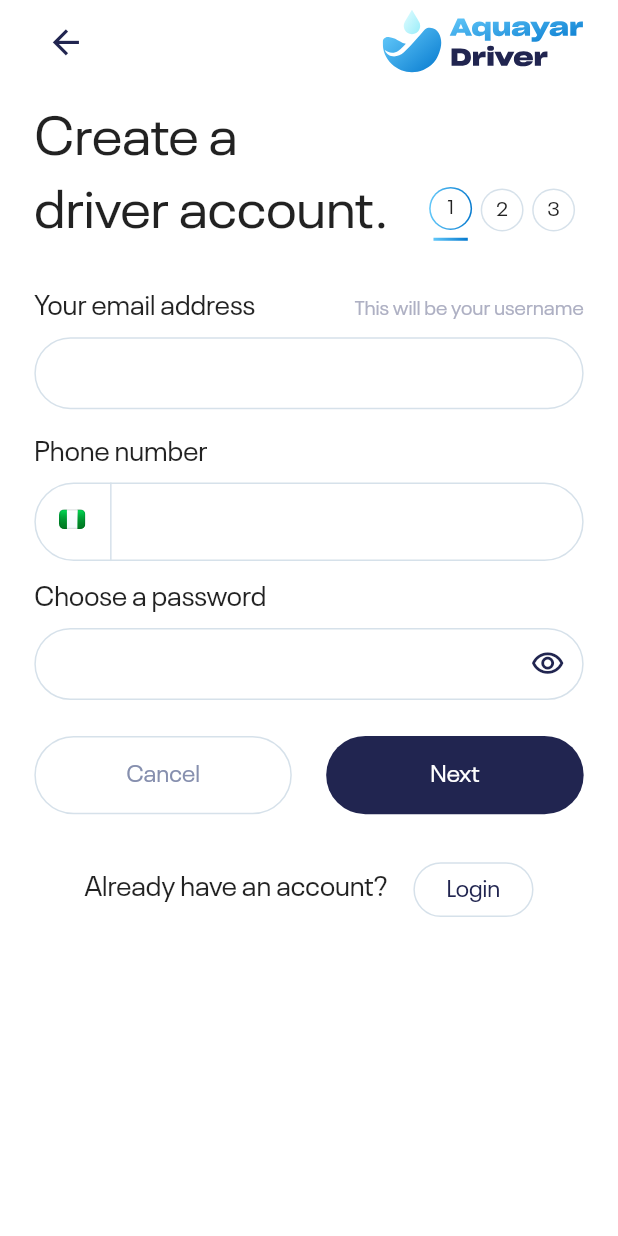
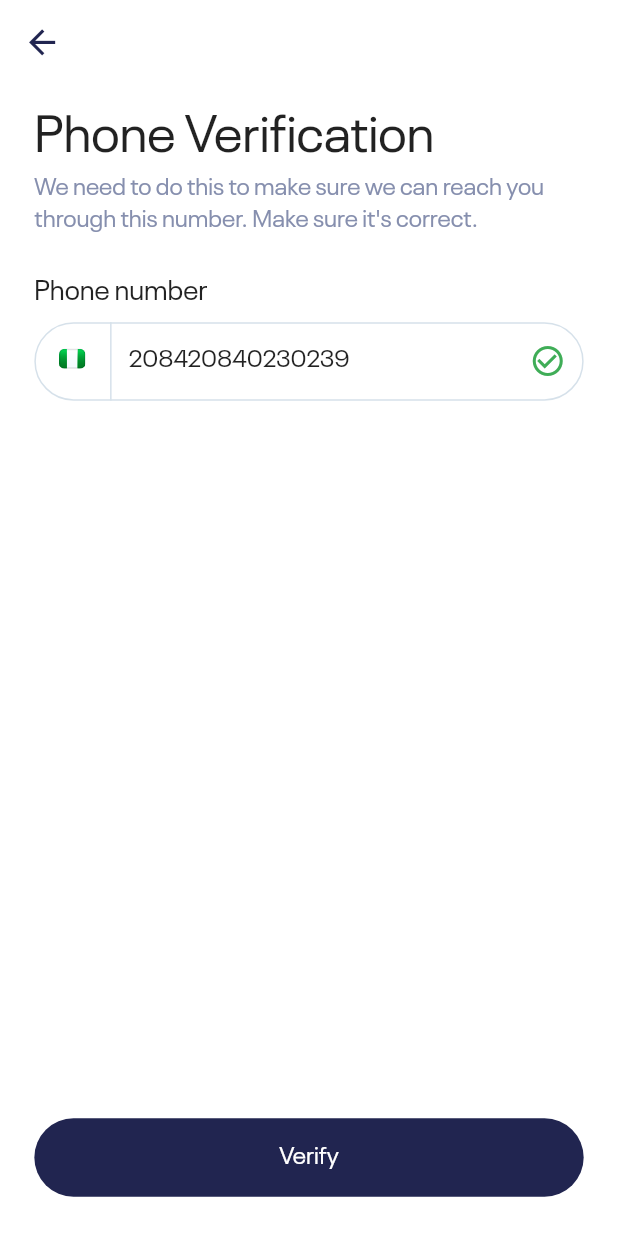
Before and after one commit to AchizuePriscilla/aquayar-driver, a Flutter app: the screen it shows after launch, after a tap on "Sign up as Driver", after a tap on "Next", on a phone screen of 412 x 824 dp. Run offline on Flutter 3.47's test engine with Material 2 defaults, Android fonts, the phone set to English and light mode, and no system bars; our stand-ins replace flutter_screenutil, flutter_secure_storage, flutter_svg, get_it, mask_text_input_formatter, pin_code_fields and 1 more.

Commit message:
Feat: Phone verification view UI

```diff
--- a/lib/shared/custom_app_bar.dart
+++ b/lib/shared/custom_app_bar.dart
@@ -19,9 +19,7 @@ class CustomAppBar extends AppBar {
       : super(
           key: key,
           leading: implyLeading
-              ? Padding(
-                  padding: EdgeInsets.symmetric(horizontal: 20.w),
-                  child: IconButton(
+              ? IconButton(
                   onPressed: () {
                     Navigator.pop(context);
                   },
@@ -29,7 +27,6 @@ class CustomAppBar extends AppBar {
                     Icons.arrow_back,
                     size: 20.h,
                     color: Palette.aquayarBlack,
-                    ),
                   ),
                 )
               : null,
--- a/lib/shared/custom_text_field.dart
+++ b/lib/shared/custom_text_field.dart
@@ -58,7 +58,9 @@ class CustomTextField extends StatelessWidget {
         if (_label.isNotEmpty) ...{
           Text(
             _label,
-            style: TextStyle(fontSize: 16.sp),
+            style: TextStyle(
+              fontSize: 16.sp,
+            ),
           ),
           const CustomSpacer(
             flex: 1,
--- /dev/null
+++ b/lib/shared/flag_prefix_icon.dart
@@ -0,0 +1,34 @@
+import 'package:aquayar_driver/shared/shared.dart';
+import 'package:flutter/material.dart';
+import 'package:flutter_svg/flutter_svg.dart';
+
+class FlagPrefixIcon extends StatelessWidget {
+  const FlagPrefixIcon({
+    super.key,
+  });
+
+  @override
+  Widget build(BuildContext context) {
+    return Container(
+      width: 45.w,
+      margin: EdgeInsets.only(right: 10.w),
+      child: Row(
+        children: [
+          const Spacer(),
+          SvgPicture.asset(
+            "assets/svgs/flag.svg",
+            height: 15.h,
+            width: 20.w,
+            fit: BoxFit.scaleDown,
+          ),
+          const Spacer(),
+          Container(
+            height: 40.h,
+            width: 1,
+            color: Palette.lightGrey,
+          ),
+        ],
+      ),
+    );
+  }
+}
--- a/lib/shared/palette.dart
+++ b/lib/shared/palette.dart
@@ -8,4 +8,5 @@ class Palette {
   static const grey2 = Color(0xffAEB0C3);
   static const firstGradientBlue = Color(0xff61C7F9);
   static const secondGradientBlue = Color(0xff0579CE);
+  static const green = Color(0xff3FAD57);
 }
--- a/lib/shared/shared.dart
+++ b/lib/shared/shared.dart
@@ -7,3 +7,5 @@ export 'button.dart';
 export 'custom_app_bar.dart';
 export 'custom_text_field.dart';
 export 'password_visibility_icon.dart';
+export 'pin_code_fields.dart';
+export 'flag_prefix_icon.dart';
--- a/lib/utils/providers.dart
+++ b/lib/utils/providers.dart
@@ -1,4 +1,5 @@
 import 'package:aquayar_driver/views/onboarding/onboarding_viewmodel.dart';
+import 'package:aquayar_driver/views/sign_up/sign_up_viewmodel.dart';
 import 'package:provider/provider.dart';
 import 'package:provider/single_child_widget.dart';
 
@@ -8,6 +9,7 @@ class AppProvider {
   //as the app will use MultiProvider
   static final providers = <SingleChildWidget>[
     ChangeNotifierProvider(create: (_) => OnboardingVM()),
-    ChangeNotifierProvider(create: (_) => SplashScreenVM())
+    ChangeNotifierProvider(create: (_) => SplashScreenVM()),
+    ChangeNotifierProvider(create: (_) => SignUpVM())
   ];
 }
--- a/lib/utils/route_generator.dart
+++ b/lib/utils/route_generator.dart
@@ -14,6 +14,8 @@ class RouteGenerator {
         return _getPageRoute(const OnboardingView());
        case signUpViewRoute:
         return _getPageRoute(const SignUpView());
+       case phoneVerificationViewRoute:
+        return _getPageRoute(const PhoneVerificationView());
 
 
       default:
--- /dev/null
+++ b/lib/utils/text_styles.dart
@@ -0,0 +1,49 @@
+import 'package:aquayar_driver/shared/shared.dart';
+import 'package:flutter/material.dart';
+import 'package:flutter_screenutil/flutter_screenutil.dart';
+
+class AquayarTextStyles {
+  static TextStyle h1 = TextStyle(
+    fontWeight: FontWeight.w400,
+    fontSize: 30.sp,
+  );
+
+  static TextStyle h4 = TextStyle(
+    fontWeight: FontWeight.w700,
+    fontSize: 24.sp,
+  );
+  static TextStyle h5 = TextStyle(
+    fontWeight: FontWeight.w700,
+    fontSize: 20.sp,
+  );
+  static TextStyle h6 = TextStyle(
+    fontWeight: FontWeight.w500,
+    fontSize: 16.sp,
+  );
+  static TextStyle body = TextStyle(
+    fontWeight: FontWeight.w500,
+    fontSize: 12.sp,
+  );
+  static TextStyle body1 = TextStyle(
+    fontWeight: FontWeight.w400,
+    fontSize: 14.sp,
+  );
+  static TextStyle body2 = TextStyle(
+    fontWeight: FontWeight.w500,
+    fontSize: 16.sp,
+  );
+  static TextStyle subtitle = TextStyle(
+    fontWeight: FontWeight.w400,
+    fontSize: 10.sp,
+  );
+  static TextStyle subtitle1 = TextStyle(
+    fontWeight: FontWeight.w400,
+    fontSize: 12.sp,
+  );
+  static TextStyle caption = TextStyle(
+    fontWeight: FontWeight.w400,
+    fontSize: 8.sp,
+  );
+  static TextStyle greyBody = TextStyle(
+      fontWeight: FontWeight.w400, fontSize: 14.sp, color: Palette.aquayarGrey);
+}
--- /dev/null
+++ b/lib/views/sign_up/phone_verification_view.dart
@@ -0,0 +1,70 @@
+import 'dart:async';
+
+import 'package:aquayar_driver/shared/shared.dart';
+import 'package:aquayar_driver/utils/text_styles.dart';
+import 'package:flutter/material.dart';
+import 'package:pin_code_fields/pin_code_fields.dart';
+
+class PhoneVerificationView extends StatefulWidget {
+  const PhoneVerificationView({super.key});
+
+  @override
+  State<PhoneVerificationView> createState() => _PhoneVerificationViewState();
+}
+
+class _PhoneVerificationViewState extends State<PhoneVerificationView> {
+  final TextEditingController _controller =
+      TextEditingController(text: "208420840230239");
+  final _formKey = GlobalKey<FormState>();
+
+  late StreamController<ErrorAnimationType> _errorController;
+  @override
+  Widget build(BuildContext context) {
+    return ResponsiveWidget(
+        appBar: CustomAppBar(context: context),
+        builder: (context, size) {
+          return Padding(
+            padding: EdgeInsets.symmetric(horizontal: 20.w),
+            child: Column(
+              crossAxisAlignment: CrossAxisAlignment.start,
+              children: [
+                const CustomSpacer(
+                  flex: 2,
+                ),
+                Text(
+                  "Phone Verification",
+                  style: AquayarTextStyles.h1,
+                ),
+                Text(
+                  "We need to do this to make sure we can reach you through this number. Make sure it's correct.",
+                  style: AquayarTextStyles.greyBody,
+                ),
+
+                const CustomSpacer(
+                  flex: 4,
+                ),
+                CustomTextField(
+                    controller: _controller,
+                    label: "Phone number",
+                    prefix: const FlagPrefixIcon(),
+                    suffix: const Icon(
+                      Icons.check_circle_outline,
+                      color: Palette.green,
+                    )),
+                const Spacer(),
+                Button(text: "Verify", onPressed: () {}),
+                const CustomSpacer(
+                  flex: 4,
+                ),
+                // PinCodeFields(controller: _controller, validator: (val) {
+                //           if (val.length < 6) {
+                //             return 'Enter code';
+                //           }
+                //           return null;
+                //         }, errorController: _errorController)
+              ],
+            ),
+          );
+        });
+  }
+}
--- a/lib/views/sign_up/sign_up_view.dart
+++ b/lib/views/sign_up/sign_up_view.dart
@@ -1,7 +1,10 @@
 import 'package:aquayar_driver/shared/shared.dart';
+import 'package:aquayar_driver/utils/text_styles.dart';
+import 'package:aquayar_driver/views/sign_up/sign_up_viewmodel.dart';
 import 'package:flutter/material.dart';
 import 'package:flutter_svg/svg.dart';
 import 'package:mask_text_input_formatter/mask_text_input_formatter.dart';
+import 'package:provider/provider.dart';
 
 class SignUpView extends StatefulWidget {
   const SignUpView({super.key});
@@ -26,13 +29,17 @@ class _SignUpViewState extends State<SignUpView> {
 
   @override
   Widget build(BuildContext context) {
+    return ListenableProvider(
+        create: (_) => SignUpVM(),
+        builder: (ctx, _) {
           return ResponsiveWidget(
               appBar: CustomAppBar(
                 context: context,
                 actionWidgets: [
                   Padding(
                     padding: EdgeInsets.symmetric(horizontal: 20.w),
-              child: SvgPicture.asset("assets/svgs/aquayar_logo_and_text.svg"),
+                    child: SvgPicture.asset(
+                        "assets/svgs/aquayar_logo_and_text.svg"),
                   )
                 ],
               ),
@@ -51,12 +58,12 @@ class _SignUpViewState extends State<SignUpView> {
                               ),
                               Text(
                                 "Create a",
-                          style: TextStyle(fontSize: 32.sp),
+                                style: AquayarTextStyles.h1,
                               ),
                               Row(
                                 children: [
                                   Text("driver account.",
-                                style: TextStyle(fontSize: 32.sp)),
+                                      style: AquayarTextStyles.h1),
                                   const Spacer(),
                                   StepCounter(widgetIndex: index)
                                 ],
@@ -77,7 +84,8 @@ class _SignUpViewState extends State<SignUpView> {
                                       Text(
                                         "This will be your username",
                                         style: TextStyle(
-                                      fontSize: 12.sp, color: Palette.grey2),
+                                            fontSize: 12.sp,
+                                            color: Palette.grey2),
                                       )
                                     ],
                                   ),
@@ -94,27 +102,7 @@ class _SignUpViewState extends State<SignUpView> {
                                     keyboardType: TextInputType.phone,
                                     formatters: [maskFormatter],
                                     label: "Phone number",
-                              prefix: Container(
-                                width: 45.w,
-                                margin: EdgeInsets.only(right: 10.w),
-                                child: Row(
-                                  children: [
-                                    const Spacer(),
-                                    SvgPicture.asset(
-                                      "assets/svgs/flag.svg",
-                                      height: 15.h,
-                                      width: 20.w,
-                                      fit: BoxFit.scaleDown,
-                                    ),
-                                    const Spacer(),
-                                    Container(
-                                      height: 40.h,
-                                      width: 1,
-                                      color: Palette.lightGrey,
-                                    ),
-                                  ],
-                                ),
-                              ),
+                                    prefix: const FlagPrefixIcon(),
                                   ),
                                   const CustomSpacer(
                                     flex: 2,
@@ -140,11 +128,16 @@ class _SignUpViewState extends State<SignUpView> {
                                         textColor: Palette.aquayarGrey,
                                       ),
                                       const Spacer(),
-                                Button(
+                                      Consumer<SignUpVM>(
+                                          builder: (_, signUpVM, __) {
+                                        return Button(
                                           text: "Next",
-                                  onPressed: () {},
+                                          onPressed: () {
+                                            signUpVM.signUp();
+                                          },
                                           halfSized: true,
-                                )
+                                        );
+                                      })
                                     ],
                                   ),
                                   const CustomSpacer(
@@ -176,6 +169,7 @@ class _SignUpViewState extends State<SignUpView> {
                           ),
                         ),
                       );
+                    });
               });
         });
   }
--- /dev/null
+++ b/lib/views/sign_up/sign_up_viewmodel.dart
@@ -0,0 +1,8 @@
+import 'package:aquayar_driver/core/base_viewmodel.dart';
+import 'package:aquayar_driver/utils/constants.dart';
+
+class SignUpVM extends BaseViewModel {
+  void signUp() {
+    navigationHandler.pushNamed(phoneVerificationViewRoute);
+  }
+}
--- a/pubspec.yaml
+++ b/pubspec.yaml
@@ -43,6 +43,7 @@ dependencies:
   flutter_secure_storage: ^8.0.0
   get_it: ^7.6.0
   mask_text_input_formatter: ^2.5.0
+  pin_code_fields: ^8.0.1
 
 dev_dependencies:
   flutter_test:
```
Also changed, not shown: lib/shared/pin_code_fields.dart (added, +78 -0 lines). Lines whose indentation alone changed are shown as unchanged.
